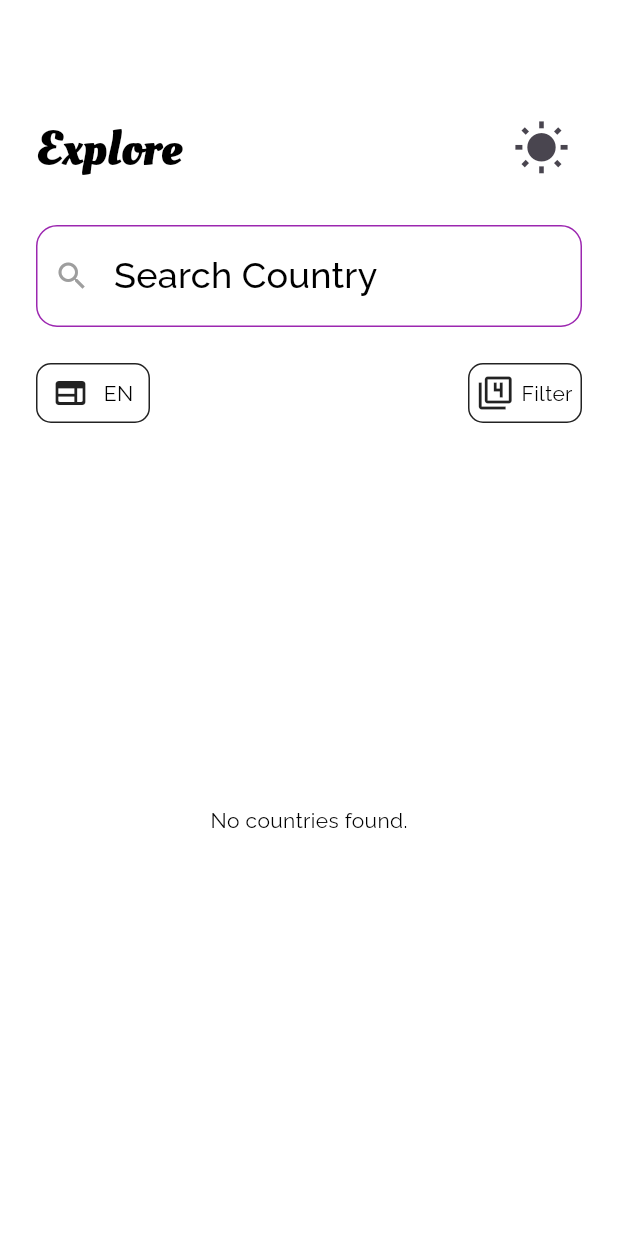
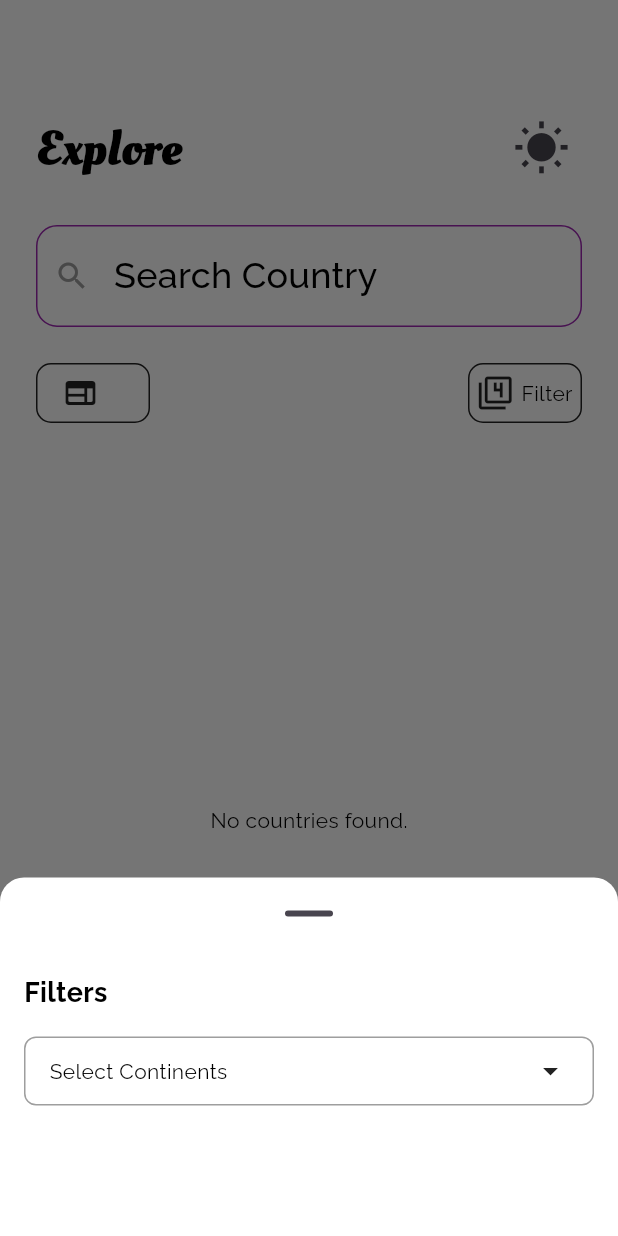
Before and after one commit to J0HJOH/E_Explorer, a Flutter app: the screen it shows after launch, after a tap on "Filter", on a phone screen of 412 x 824 dp. Run offline on Flutter 3.47's test engine with Material 3 defaults, Android fonts, the phone set to English and light mode, and no system bars; our stand-ins replace carousel_slider, device_preview, get; network calls fail.

Commit message:
Working on filter

```diff
--- /dev/null
+++ b/lib/features/explorer/controllers/filter_controller.dart
@@ -0,0 +1,8 @@
+// GetX Controller for Managing Checkbox State
+import 'package:get/get.dart';
+
+class FilterController extends GetxController {
+  final RxList<String> selectedContinents = <String>[].obs;
+  final isDropdownOpen = false.obs;
+  // final RxList<String> timeZone = <String>[].obs;
+}
--- /dev/null
+++ b/lib/features/explorer/controllers/language_controller.dart
@@ -0,0 +1,6 @@
+// GetX Controller for Managing Checkbox State
+import 'package:get/get.dart';
+
+class LanguageController extends GetxController {
+  final Rx<String> selectedLanguage = ''.obs;
+}
--- /dev/null
+++ b/lib/features/explorer/screens/home/widgets/filter_modal.dart
@@ -0,0 +1,97 @@
+import 'package:flutter/material.dart';
+import 'package:get/get.dart';
+import '../../../controllers/filter_controller.dart';
+
+class FilterModal extends StatelessWidget {
+  final FilterController filterController = Get.put(FilterController());
+
+  final List<String> continents = [
+    "Africa",
+    "Asia",
+    "Europe",
+    "North America",
+    "South America",
+    "Australia",
+    "Antarctica"
+  ];
+
+  @override
+  Widget build(BuildContext context) {
+    return Column(
+      mainAxisSize: MainAxisSize.min,
+      crossAxisAlignment: CrossAxisAlignment.start,
+      children: [
+        Text("Filters",
+            style: TextStyle(fontSize: 18, fontWeight: FontWeight.bold)),
+        SizedBox(height: 16),
+
+        // Filter dropdown
+        Obx(() => Column(
+              crossAxisAlignment: CrossAxisAlignment.start,
+              children: [
+                // Dropdown Header (Text acting as a dropdown)
+                GestureDetector(
+                  onTap: () => filterController.isDropdownOpen.toggle(),
+                  child: Container(
+                    padding: EdgeInsets.symmetric(vertical: 10, horizontal: 16),
+                    decoration: BoxDecoration(
+                      border: Border.all(color: Colors.grey),
+                      borderRadius: BorderRadius.circular(8),
+                    ),
+                    child: Row(
+                      mainAxisAlignment: MainAxisAlignment.spaceBetween,
+                      children: [
+                        Expanded(
+                          child: Text(
+                            filterController.selectedContinents.isEmpty
+                                ? "Select Continents"
+                                : filterController.selectedContinents
+                                    .join(", "),
+                            overflow: TextOverflow.ellipsis,
+                            style: Theme.of(Get.context!).textTheme.bodyMedium!,
+                          ),
+                        ),
+                        Icon(filterController.isDropdownOpen.value
+                            ? Icons.arrow_drop_up
+                            : Icons.arrow_drop_down),
+                      ],
+                    ),
+                  ),
+                ),
+
+                // Dropdown List (Visible when isDropdownOpen is true)
+                if (filterController.isDropdownOpen.value)
+                  Column(
+                    children: continents.map((continent) {
+                      return Obx(() => CheckboxListTile(
+                            title: Text(continent),
+                            value: filterController.selectedContinents
+                                .contains(continent),
+                            onChanged: (bool? selected) {
+                              if (selected == true) {
+                                filterController.selectedContinents
+                                    .add(continent);
+                              } else {
+                                filterController.selectedContinents
+                                    .remove(continent);
+                              }
+                            },
+                          ));
+                    }).toList(),
+                  ),
+              ],
+            )),
+
+        SizedBox(height: 16),
+        // Close button
+        Align(
+          alignment: Alignment.centerRight,
+          child: ElevatedButton(
+            onPressed: () => Get.back(),
+            child: Text("Close"),
+          ),
+        ),
+      ],
+    );
+  }
+}
--- a/lib/features/explorer/screens/home/widgets/filter_params.dart
+++ b/lib/features/explorer/screens/home/widgets/filter_params.dart
@@ -1,7 +1,12 @@
 import 'package:flutter/material.dart';
+import 'package:get/get.dart';
 
 import '../../../../../common/widgets/double_header.dart';
 import '../../../../../common/widgets/icon_button.dart';
+import '../../../controllers/filter_controller.dart';
+import '../../../controllers/language_controller.dart';
+import 'filter_modal.dart';
+import 'language_modal.dart';
 
 class FilterParams extends StatelessWidget {
   const FilterParams({
@@ -10,17 +15,39 @@ class FilterParams extends StatelessWidget {
 
   @override
   Widget build(BuildContext context) {
+    final langController = Get.put(LanguageController());
+
     return DoubleComponentHeader(
       leftWidget: IconTButtonWidget(
         icon: Icons.web_rounded,
-        onTap: () {},
-        buttonText: "EN",
+        onTap: () {
+          _showBottomSheet(LanguageModal());
+        },
+        buttonText: langController.selectedLanguage.value,
       ),
       rightWidget: IconTButtonWidget(
         icon: Icons.filter_4,
-        onTap: () {},
+        onTap: () {
+          _showBottomSheet(FilterModal());
+        },
         buttonText: "Filter",
       ),
     );
   }
+
+  void _showBottomSheet(Widget content) {
+    final theme = Theme.of(Get.context!);
+
+    Get.bottomSheet(
+        Container(
+          padding: EdgeInsets.all(16),
+          decoration: BoxDecoration(
+            color: Theme.of(Get.context!).bottomSheetTheme.modalBackgroundColor,
+          ),
+          child: content,
+        ),
+        isScrollControlled: true,
+        backgroundColor: theme.bottomSheetTheme.modalBackgroundColor,
+        shape: theme.bottomSheetTheme.shape);
+  }
 }
--- a/lib/utils/constants/colors.dart
+++ b/lib/utils/constants/colors.dart
@@ -4,7 +4,7 @@ class EColors {
   EColors._();
 
   // Basic Colors
-  static const Color primaryColor = Color(0xFFFFFF);
+  static const Color primaryColor = Colors.black;
   static const Color secondaryColor = Color(0xFF6C00);
   static const Color accent = Color(0xF2F4F7);
 
@@ -30,6 +30,7 @@ class EColors {
   static const Color light = Color(0xFFF6F6F6);
   static const Color dark = Color(0xFF000F24);
   static const Color primaryBackground = Color(0xFFF3F5FF);
+  static const Color modalBgdark = Color(0xFF000F24);
 
   //     ForeGround colors
   static const Color lightfg = Color(0xFF000000);
--- a/lib/utils/formatters/formatters.dart
+++ b/lib/utils/formatters/formatters.dart
@@ -27,9 +27,9 @@ class EFormatter {
     return phoneNumber;
   }
 
-  static String formatNumber(int number) {
-    var i = 3;
-  }
+  // static String formatNumber(int number) {
+  //   var i = 3;
+  // }
 
   static String internationalFormatPhoneNumber(String phoneNumber) {
     //Removing all non-digit from the passed string
--- a/lib/utils/theme/custom_theme/bottom_sheet_theme.dart
+++ b/lib/utils/theme/custom_theme/bottom_sheet_theme.dart
@@ -1,4 +1,6 @@
 import 'package:flutter/material.dart';
+
+import '../../constants/colors.dart';
 
 class EBottomSheetTheme {
   EBottomSheetTheme._();
@@ -13,7 +15,7 @@ class EBottomSheetTheme {
   static BottomSheetThemeData darkBottomSheetTheme = BottomSheetThemeData(
       showDragHandle: true,
       backgroundColor: Colors.black,
-      modalBackgroundColor: Colors.black,
+      modalBackgroundColor: EColors.modalBgdark,
       constraints: const BoxConstraints(minWidth: double.infinity),
       shape: RoundedRectangleBorder(borderRadius: BorderRadius.circular(16)));
 }
--- a/lib/utils/theme/custom_theme/chip_theme.dart
+++ b/lib/utils/theme/custom_theme/chip_theme.dart
@@ -1,4 +1,6 @@
 import 'package:flutter/material.dart';
+
+import '../../constants/colors.dart';
 
 class EChipTheme {
   EChipTheme._();
@@ -6,14 +8,14 @@ class EChipTheme {
   static ChipThemeData lightChipTheme = ChipThemeData(
       disabledColor: Colors.grey.withOpacity(0.4),
       labelStyle: const TextStyle(color: Colors.black),
-      selectedColor: Colors.blue,
+      selectedColor: EColors.secondaryColor,
       padding: const EdgeInsets.symmetric(horizontal: 12, vertical: 12),
       checkmarkColor: Colors.white);
 
   static ChipThemeData darkChipTheme = const ChipThemeData(
       disabledColor: Colors.grey,
       labelStyle: TextStyle(color: Colors.white),
-      selectedColor: Colors.blue,
+      selectedColor: EColors.secondaryColor,
       padding: EdgeInsets.symmetric(horizontal: 12, vertical: 12),
       checkmarkColor: Colors.white);
 }
--- a/lib/utils/theme/custom_theme/elevated_button_theme.dart
+++ b/lib/utils/theme/custom_theme/elevated_button_theme.dart
@@ -1,3 +1,4 @@
+import 'package:e_explore/utils/constants/colors.dart';
 import 'package:flutter/material.dart';
 
 class EElevatedButtonTheme {
@@ -8,10 +9,10 @@ class EElevatedButtonTheme {
           style: ElevatedButton.styleFrom(
               elevation: 0,
               foregroundColor: Colors.white,
-              backgroundColor: Colors.blue,
+              backgroundColor: EColors.secondaryColor,
               disabledBackgroundColor: Colors.grey,
               disabledForegroundColor: Colors.grey,
-              side: const BorderSide(color: Colors.blue),
+              side: const BorderSide(color: EColors.secondaryColor),
               padding: const EdgeInsets.symmetric(vertical: 18),
               textStyle:
                   const TextStyle(
@@ -19,22 +20,22 @@ class EElevatedButtonTheme {
                       color: Colors.white,
                       fontWeight: FontWeight.w600),
               shape: RoundedRectangleBorder(
-                  borderRadius: BorderRadius.circular(12))));
+                  borderRadius: BorderRadius.circular(4))));
 
   static ElevatedButtonThemeData darkElevatedButtonTheme =
       ElevatedButtonThemeData(
           style: ElevatedButton.styleFrom(
               elevation: 0,
               foregroundColor: Colors.white,
-              backgroundColor: Colors.blue,
+              backgroundColor: EColors.secondaryColor,
               disabledBackgroundColor: Colors.grey,
               disabledForegroundColor: Colors.grey,
-              side: const BorderSide(color: Colors.blue),
+              side: const BorderSide(color: EColors.secondaryColor),
               padding: const EdgeInsets.symmetric(vertical: 18),
               textStyle: const TextStyle(
                   fontSize: 16,
                   color: Colors.white,
                   fontWeight: FontWeight.w600),
               shape: RoundedRectangleBorder(
-                  borderRadius: BorderRadius.circular(12))));
+                  borderRadius: BorderRadius.circular(4))));
 }
--- a/lib/utils/theme/custom_theme/outlinedbutton_theme.dart
+++ b/lib/utils/theme/custom_theme/outlinedbutton_theme.dart
@@ -1,4 +1,6 @@
 import 'package:flutter/material.dart';
+
+import '../../constants/colors.dart';
 
 class EOutlinedButton {
   EOutlinedButton._();
@@ -7,21 +9,21 @@ class EOutlinedButton {
       style: OutlinedButton.styleFrom(
           elevation: 0,
           foregroundColor: Colors.black,
-          side: const BorderSide(color: Colors.blue),
+          side: const BorderSide(color: EColors.secondaryColor),
           textStyle: const TextStyle(
               fontSize: 16, fontWeight: FontWeight.w600, color: Colors.black),
           padding: const EdgeInsets.symmetric(vertical: 16, horizontal: 20),
           shape:
-              RoundedRectangleBorder(borderRadius: BorderRadius.circular(14))));
+              RoundedRectangleBorder(borderRadius: BorderRadius.circular(4))));
 
   static OutlinedButtonThemeData darkOutlinedButton = OutlinedButtonThemeData(
       style: OutlinedButton.styleFrom(
           elevation: 0,
           foregroundColor: Colors.white,
-          side: const BorderSide(color: Colors.blueAccent),
+          side: const BorderSide(color: EColors.white),
           textStyle: const TextStyle(
               fontSize: 16, fontWeight: FontWeight.w600, color: Colors.white),
           padding: const EdgeInsets.symmetric(vertical: 16, horizontal: 20),
           shape:
-              RoundedRectangleBorder(borderRadius: BorderRadius.circular(14))));
+              RoundedRectangleBorder(borderRadius: BorderRadius.circular(4))));
 }
--- /dev/null
+++ b/lib/utils/theme/custom_theme/radio_theme.dart
@@ -0,0 +1,27 @@
+import 'package:flutter/material.dart';
+
+import '../../constants/colors.dart';
+
+class ERadioTheme {
+  ERadioTheme._();
+
+  static RadioThemeData lightRadioTheme = RadioThemeData(
+    fillColor: WidgetStateProperty.resolveWith((states) =>
+        (states.contains(WidgetState.selected))
+            ? Colors.black
+            : Colors.transparent),
+    overlayColor:
+        WidgetStatePropertyAll(EColors.secondaryColor.withOpacity(0.2)),
+    visualDensity: VisualDensity.compact,
+  );
+
+  static RadioThemeData darkRadioTheme = RadioThemeData(
+    fillColor: WidgetStateProperty.resolveWith((states) =>
+        (states.contains(WidgetState.selected))
+            ? Colors.white
+            : Colors.transparent),
+    overlayColor:
+        WidgetStatePropertyAll(EColors.secondaryColor.withOpacity(0.2)),
+    visualDensity: VisualDensity.compact,
+  );
+}
--- a/lib/utils/theme/theme.dart
+++ b/lib/utils/theme/theme.dart
@@ -5,6 +5,7 @@ import 'custom_theme/checkbox_theme.dart';
 import 'custom_theme/chip_theme.dart';
 import 'custom_theme/elevated_button_theme.dart';
 import 'custom_theme/outlinedbutton_theme.dart';
+import 'custom_theme/radio_theme.dart';
 import 'custom_theme/text_field_theme.dart';
 import 'custom_theme/text_theme.dart';
 import 'custom_theme/app_bar_theme.dart';
@@ -23,6 +24,7 @@ class EAppTheme {
     scaffoldBackgroundColor: Colors.white,
     chipTheme: EChipTheme.lightChipTheme,
     checkboxTheme: ECheckboxTheme.lightCheckboxTheme,
+    radioTheme: ERadioTheme.lightRadioTheme,
     bottomSheetTheme: EBottomSheetTheme.lightBottomSheetTheme,
     elevatedButtonTheme: EElevatedButtonTheme.lightElevatedButtonTheme,
     appBarTheme: EAppBarTheme.lightAppBarTheme,
@@ -38,6 +40,7 @@ class EAppTheme {
     textTheme: ETextTheme.darkTextTheme,
     chipTheme: EChipTheme.darkChipTheme,
     checkboxTheme: ECheckboxTheme.darkCheckboxTheme,
+    radioTheme: ERadioTheme.darkRadioTheme,
     appBarTheme: EAppBarTheme.darkAppBarTheme,
     bottomSheetTheme: EBottomSheetTheme.darkBottomSheetTheme,
     elevatedButtonTheme: EElevatedButtonTheme.darkElevatedButtonTheme,
```
Also changed, not shown: lib/data/provider/country_provider.dart (+97 -0 lines), lib/features/explorer/screens/home/widgets/language_modal.dart (added, +71 -0 lines), lib/features/explorer/screens/home_detail/country_detail.dart (+26 -5 lines).
